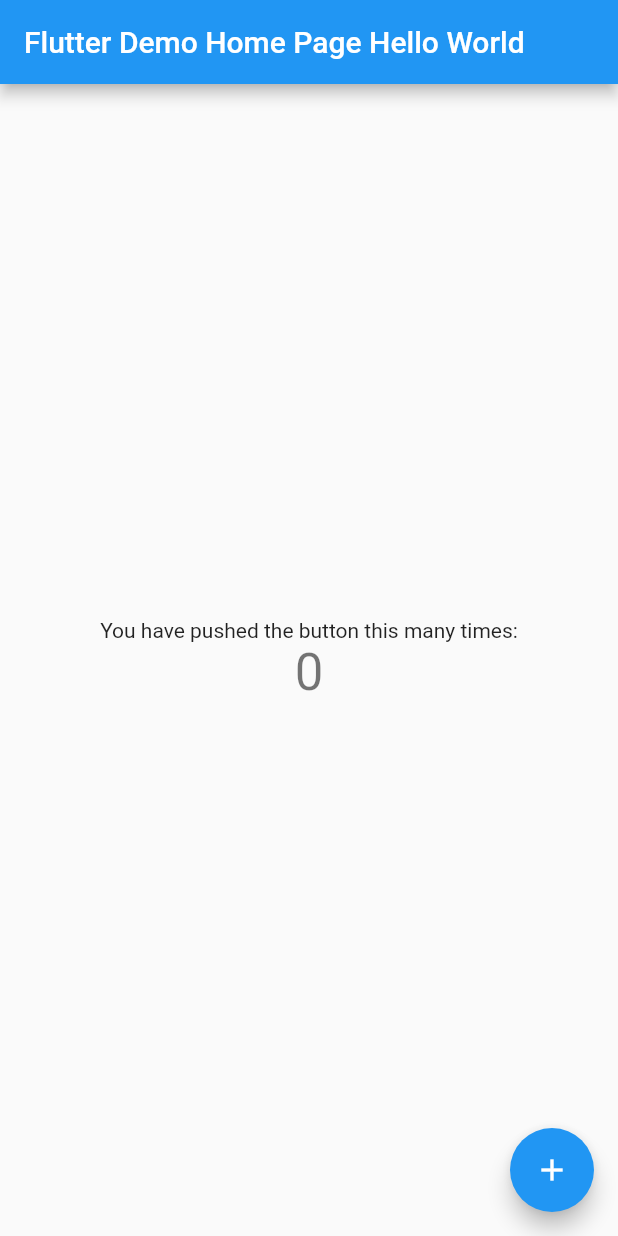
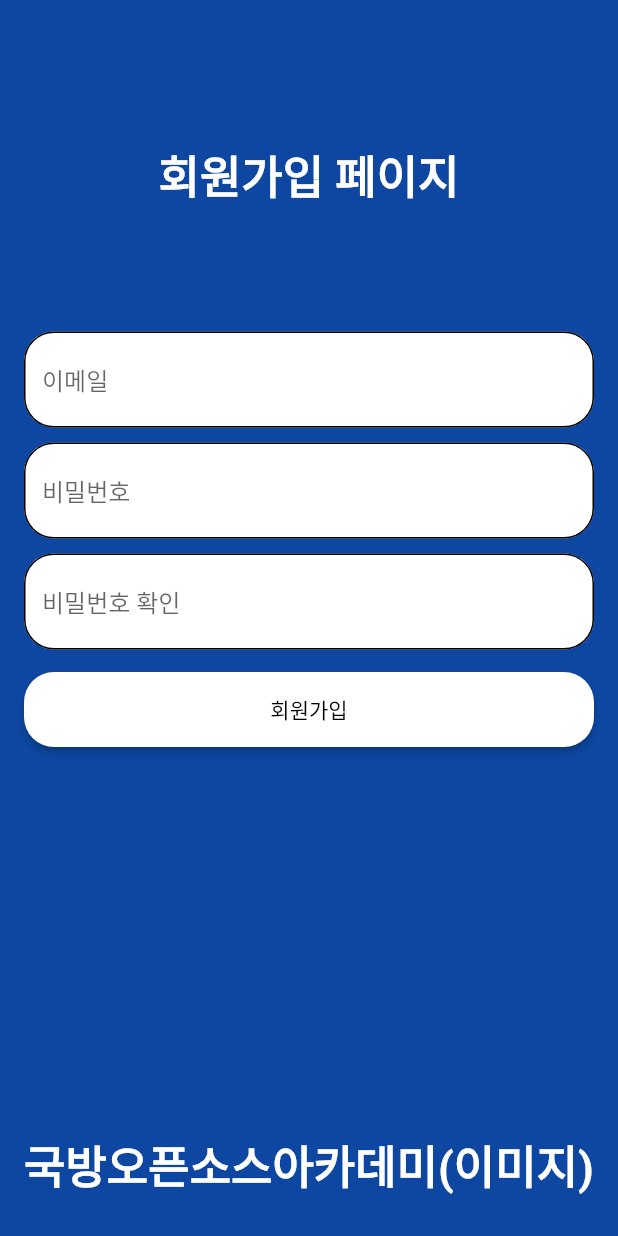
Before and after one commit to jhhwang21c/APP_Matseonim_CupHoldings, a Flutter app: the screen it shows after launch, on a phone screen of 412 x 824 dp. Run offline on Flutter 3.47's test engine with Material 2 defaults, Android fonts, the phone set to English and light mode, and no system bars; our stand-ins replace get, validators.

Commit message:
회원가입 페이지 구현 시작

```diff
--- /dev/null
+++ b/client/lib/components/custom_elevated_button.dart
@@ -0,0 +1,23 @@
+import 'package:flutter/material.dart';
+
+class CustomElevatedButton extends StatelessWidget {
+  final String text;
+  final funPageRoute;
+
+  const CustomElevatedButton({required this.text, this.funPageRoute});
+
+  @override
+  Widget build(BuildContext context) {
+    return ElevatedButton(
+      style: ElevatedButton.styleFrom(
+        primary: Colors.white,
+        minimumSize: Size(double.infinity, 50),
+        shape: RoundedRectangleBorder(
+          borderRadius: BorderRadius.circular(20),
+        ),
+      ),
+      onPressed: funPageRoute,
+      child: Text("$text", style: TextStyle(color: Colors.black,),),
+    );
+  }
+}
--- /dev/null
+++ b/client/lib/components/custom_text_form_field.dart
@@ -0,0 +1,36 @@
+import 'package:flutter/material.dart';
+
+class CustomTextFormField extends StatelessWidget {
+  final String? hint;
+  final funValidator;
+
+  const CustomTextFormField({required this.hint, required this.funValidator});
+
+  @override
+  Widget build(BuildContext context) {
+    return Padding(
+      padding: const EdgeInsets.symmetric(vertical: 5),
+      child: TextFormField(
+        validator: funValidator,
+        obscureText: hint == "Password" ? true : false,
+        decoration: InputDecoration(
+          hintText: "$hint",
+          fillColor: Colors.white,
+          filled: true,
+          enabledBorder: OutlineInputBorder(
+            borderRadius: BorderRadius.circular(20),
+          ),
+          focusedBorder: OutlineInputBorder(
+            borderRadius: BorderRadius.circular(20),
+          ),
+          errorBorder: OutlineInputBorder(
+            borderRadius: BorderRadius.circular(20),
+          ),
+          focusedErrorBorder: OutlineInputBorder(
+            borderRadius: BorderRadius.circular(20),
+          ),
+        ),
+      ),
+    );
+  }
+}
--- a/client/lib/main.dart
+++ b/client/lib/main.dart
@@ -1,115 +1,16 @@
 import 'package:flutter/material.dart';
+import 'pages/join_page.dart';
+import 'package:client/theme.dart';
 
-void main() {
-  runApp(const MyApp());
-}
+void main() => runApp(MyApp());
 
 class MyApp extends StatelessWidget {
-  const MyApp({Key? key}) : super(key: key);
-
-  // This widget is the root of your application.
   @override
   Widget build(BuildContext context) {
     return MaterialApp(
-      title: 'Flutter',
-      theme: ThemeData(
-        // This is the theme of your application.
-        //
-        // Try running your application with "flutter run". You'll see the
-        // application has a blue toolbar. Then, without quitting the app, try
-        // changing the primarySwatch below to Colors.green and then invoke
-        // "hot reload" (press "r" in the console where you ran "flutter run",
-        // or simply save your changes to "hot reload" in a Flutter IDE).
-        // Notice that the counter didn't reset back to zero; the application
-        // is not restarted.
-        primarySwatch: Colors.blue,
-      ),
-      home: const MyHomePage(title: 'Flutter Demo Home Page Hello World'),
+      debugShowCheckedModeBanner: false,
+      theme: theme(),
+      home: JoinPage(),
     );
   }
 }
-
-class MyHomePage extends StatefulWidget {
-  const MyHomePage({Key? key, required this.title}) : super(key: key);
-
-  // This widget is the home page of your application. It is stateful, meaning
-  // that it has a State object (defined below) that contains fields that affect
-  // how it looks.
-
-  // This class is the configuration for the state. It holds the values (in this
-  // case the title) provided by the parent (in this case the App widget) and
-  // used by the build method of the State. Fields in a Widget subclass are
-  // always marked "final".
-
-  final String title;
-
-  @override
-  State<MyHomePage> createState() => _MyHomePageState();
-}
-
-class _MyHomePageState extends State<MyHomePage> {
-  int _counter = 0;
-
-  void _incrementCounter() {
-    setState(() {
-      // This call to setState tells the Flutter framework that something has
-      // changed in this State, which causes it to rerun the build method below
-      // so that the display can reflect the updated values. If we changed
-      // _counter without calling setState(), then the build method would not be
-      // called again, and so nothing would appear to happen.
-      _counter++;
-    });
-  }
-
-  @override
-  Widget build(BuildContext context) {
-    // This method is rerun every time setState is called, for instance as done
-    // by the _incrementCounter method above.
-    //
-    // The Flutter framework has been optimized to make rerunning build methods
-    // fast, so that you can just rebuild anything that needs updating rather
-    // than having to individually change instances of widgets.
-    return Scaffold(
-      appBar: AppBar(
-        // Here we take the value from the MyHomePage object that was created by
-        // the App.build method, and use it to set our appbar title.
-        title: Text(widget.title),
-      ),
-      body: Center(
-        // Center is a layout widget. It takes a single child and positions it
-        // in the middle of the parent.
-        child: Column(
-          // Column is also a layout widget. It takes a list of children and
-          // arranges them vertically. By default, it sizes itself to fit its
-          // children horizontally, and tries to be as tall as its parent.
-          //
-          // Invoke "debug painting" (press "p" in the console, choose the
-          // "Toggle Debug Paint" action from the Flutter Inspector in Android
-          // Studio, or the "Toggle Debug Paint" command in Visual Studio Code)
-          // to see the wireframe for each widget.
-          //
-          // Column has various properties to control how it sizes itself and
-          // how it positions its children. Here we use mainAxisAlignment to
-          // center the children vertically; the main axis here is the vertical
-          // axis because Columns are vertical (the cross axis would be
-          // horizontal).
-          mainAxisAlignment: MainAxisAlignment.center,
-          children: <Widget>[
-            const Text(
-              'You have pushed the button this many times:',
-            ),
-            Text(
-              '$_counter',
-              style: Theme.of(context).textTheme.headline4,
-            ),
-          ],
-        ),
-      ),
-      floatingActionButton: FloatingActionButton(
-        onPressed: _incrementCounter,
-        tooltip: 'Increment',
-        child: const Icon(Icons.add),
-      ), // This trailing comma makes auto-formatting nicer for build methods.
-    );
-  }
-}
--- /dev/null
+++ b/client/lib/pages/join_page.dart
@@ -0,0 +1,74 @@
+import 'package:client/components/custom_elevated_button.dart';
+import 'package:client/pages/login_page.dart';
+import 'package:flutter/material.dart';
+import 'package:get/get.dart';
+import 'package:client/util/validator.dart';
+import 'package:client/components/custom_text_form_field.dart';
+
+class JoinPage extends StatelessWidget {
+
+  @override
+  Widget build(BuildContext context) {
+    return Scaffold(
+      backgroundColor: Colors.blue[900],
+      body: Padding(
+        padding: const EdgeInsets.all(16.0),
+        child: ListView(
+          children: [
+            Container(
+              alignment: Alignment.center,
+              height: 200,
+              child: Text(
+                "회원가입 페이지",
+                style: TextStyle(fontSize: 30, fontWeight: FontWeight.bold, color: Colors.white),
+              ),
+            ),
+            _joinForm(),
+            Container(
+              alignment: Alignment.bottomCenter,
+              height: 300,
+              child: Text(
+                "국방오픈소스아카데미(이미지)",
+                style: TextStyle(fontSize: 30, fontWeight: FontWeight.bold, color: Colors.white),
+              ),
+            ),
+          ],
+        ),
+      ),
+    );
+  }
+}
+
+Widget _joinForm() {
+  final _formKey = GlobalKey<FormState>();
+
+  return Form(
+    child: Column(
+      children: [
+        CustomTextFormField(
+          hint: "이메일",
+          funValidator: validateEmail(),
+        ),
+        CustomTextFormField(
+          hint: "비밀번호",
+          funValidator: validatePassword(),
+        ),
+        CustomTextFormField(
+          hint: "비밀번호 확인",
+          funValidator: validatePassword(),
+        ),
+        Padding(
+          padding: const EdgeInsets.only(top: 10),
+          child: CustomElevatedButton(
+            text: "회원가입",
+            funPageRoute: () {
+              if (_formKey.currentState!.validate()) {
+                Get.to(LoginPage());
+              }
+            },
+          ),
+        ),
+      ],
+    ),
+  );
+}
--- a/client/lib/theme.dart
+++ b/client/lib/theme.dart
@@ -5,9 +5,13 @@
 
 ThemeData theme() {
   return ThemeData(
-    primaryColor: Colors.indigo[900],
+    backgroundColor: Colors.indigo[900],
     appBarTheme: AppBarTheme(
       iconTheme: IconThemeData(color: Colors.white),
     ),
   );
 }
+
+double getScreenWidth(BuildContext context) {
+  return MediaQuery.of(context).size.width;
+}
--- /dev/null
+++ b/client/lib/util/validator.dart
@@ -0,0 +1,43 @@
+import 'package:validators/validators.dart';
+
+Function validateUsername() {
+  return (String? value) {
+    if (value!.isEmpty) {
+      return "공백이 들어갈 수 없습니다";
+    } else if (!isAlphanumeric(value)) {
+      return "영문과 숫자만 입력해 주세요";
+    } else if (value.length > 12) {
+      return "길이를 초과했습니다";
+    } else if (value.length < 4) {
+      return "최소 길이는 4 입니다.";
+    } else {
+      return null;
+    }
+  };
+}
+
+Function validatePassword() {
+  return (String? value) {
+    if (value!.isEmpty) {
+      return "공백이 들어갈 수 없습니다";
+    } else if (value.length > 12) {
+      return "길이를 초과했습니다";
+    } else if (value.length < 4) {
+      return "최소 길이는 4 입니다.";
+    } else {
+      return null;
+    }
+  };
+}
+
+Function validateEmail() {
+  return (String? value) {
+    if (value!.isEmpty) {
+      return "공백이 들어갈 수 없습니다";
+    } else if (!isEmail(value)) {
+      return "이메일 형식에 맞지 않습니다";
+    } else {
+      return null;
+    }
+  };
+}
--- a/client/pubspec.yaml
+++ b/client/pubspec.yaml
@@ -29,11 +29,13 @@
 dependencies:
   flutter:
     sdk: flutter
+  get: ^4.3.8
 
 
   # The following adds the Cupertino Icons font to your application.
   # Use with the CupertinoIcons class for iOS style icons.
   cupertino_icons: ^1.0.2
+  validators: ^3.0.0
 
 dev_dependencies:
   flutter_test:
@@ -59,7 +61,7 @@
 
   # To add assets to your application, add an assets section, like this:
   # assets:
-  #   - images/a_dot_burr.jpeg
+  #   - assets/images
   #   - images/a_dot_ham.jpeg
 
   # An image asset can refer to one or more resolution-specific "variants", see
```
Also changed, not shown: client/lib/pages/login_page.dart (added, +59 -0 lines), client/assets/images/sample.png (added), client/pubspec.lock, 3 other files.
